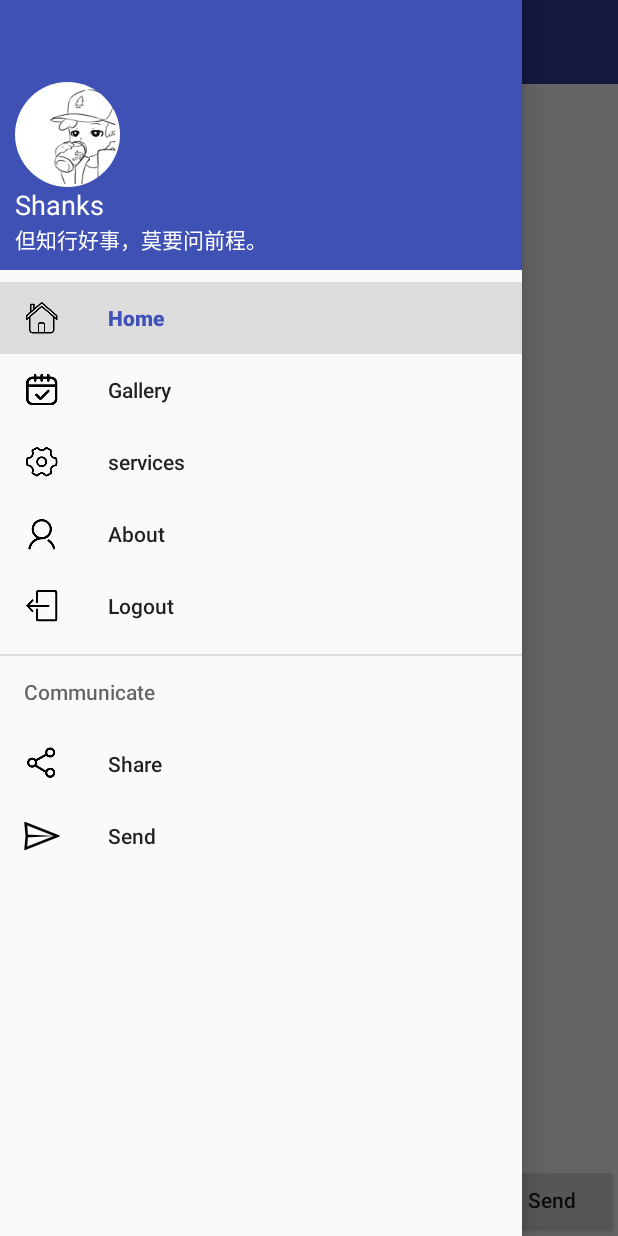
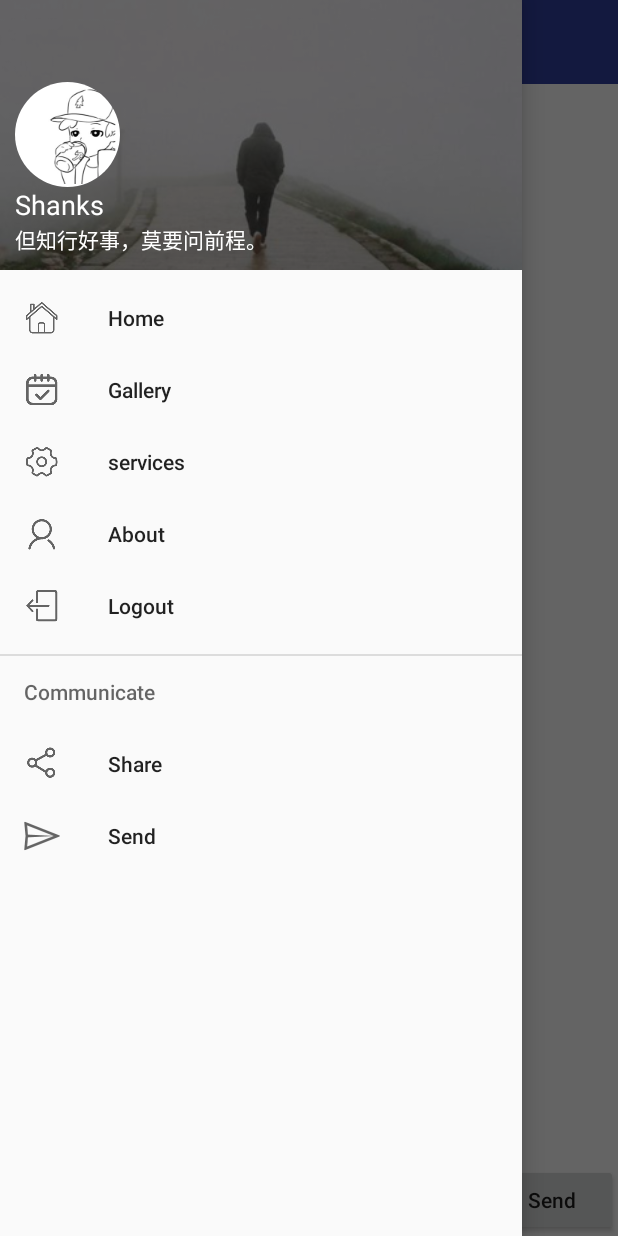
Before and after one commit to Shanks07/robot, an Android app: the screen it shows after launch (MainActivity), with the side drawer open, on a phone screen of 412 x 824 dp. Run offline under Robolectric (Android 15) with nearby library versions, the phone set to English and light mode, and no system bars; our stand-ins replace CircleImageView.

Commit message:
侧边栏头部背景的实现

```diff
--- a/app/src/main/java/com/qiyu/robot/MainActivity.java
+++ b/app/src/main/java/com/qiyu/robot/MainActivity.java
@@ -8,16 +8,25 @@ import android.support.v4.widget.DrawerLayout;
 import android.support.v7.app.AppCompatActivity;
 import android.support.v7.widget.LinearLayoutManager;
 import android.support.v7.widget.RecyclerView;
+import android.text.TextUtils;
 import android.view.MenuItem;
 import android.view.View;
 import android.widget.Button;
 import android.widget.EditText;
+import android.widget.Toast;
 
 import com.qiyu.robot.Adapter.MsgAdapter;
 import com.qiyu.robot.Bean.User;
+import com.qiyu.robot.util.HttpUtil;
+import com.qiyu.robot.util.Utility;
 
+import java.io.IOException;
 import java.util.ArrayList;
 import java.util.List;
+
+import okhttp3.Call;
+import okhttp3.Callback;
+import okhttp3.Response;
 
 public class MainActivity extends AppCompatActivity {
 
@@ -66,8 +75,8 @@ public class MainActivity extends AppCompatActivity {
             }
         });
 
-        navView.setItemIconTintList(null);
-        navView.setCheckedItem(R.id.nav_home);
+//        navView.setItemIconTintList(null);
+//        navView.setCheckedItem(R.id.nav_home);
         navView.setNavigationItemSelectedListener(new NavigationView.OnNavigationItemSelectedListener() {
             @Override
             public boolean onNavigationItemSelected(@NonNull MenuItem item) {
@@ -90,7 +99,7 @@ public class MainActivity extends AppCompatActivity {
                     msgRecyclerView.scrollToPosition(msgList.size() - 1);//定位到最后一行
                     inputText.setText("");//清空输入框
 
-                    /*HttpUtil.sendOkHttpRequest("http://www.tuling123.com/openapi/api", content,new Callback() {
+                    HttpUtil.sendOkHttpRequest("http://www.tuling123.com/openapi/api", content,new Callback() {
                         @Override
                         public void onFailure(Call call, IOException e) {
                             MainActivity.this.runOnUiThread(new Runnable() {
@@ -117,7 +126,7 @@ public class MainActivity extends AppCompatActivity {
                                 });
                             }
                         }
-                    });*/
+                    });
                 }
 
             }
--- a/app/src/main/res/layout/nav_header.xml
+++ b/app/src/main/res/layout/nav_header.xml
@@ -1,8 +1,18 @@
 <?xml version="1.0" encoding="utf-8"?>
-<RelativeLayout xmlns:android="http://schemas.android.com/apk/res/android"
+<FrameLayout xmlns:android="http://schemas.android.com/apk/res/android"
+             android:layout_width="match_parent"
+             android:layout_height="180dp">
+
+    <ImageView
+        android:layout_width="match_parent"
+        android:layout_height="match_parent"
+        android:src="@drawable/headlayout_img"
+        android:scaleType="centerCrop"/>
+
+    <RelativeLayout
         android:layout_width="match_parent"
         android:layout_height="180dp"
-                android:background="?attr/colorPrimary"
+        android:background="#8000"
         android:padding="10dp">
 
         <de.hdodenhof.circleimageview.CircleImageView
@@ -24,12 +34,12 @@
 
         <TextView
             android:id="@+id/userinfo"
+            android:layout_width="wrap_content"
+            android:layout_height="wrap_content"
+            android:layout_alignParentBottom="true"
             android:text="但知行好事，莫要问前程。"
-        android:layout_alignParentBottom="true"
             android:textColor="#fff"
-        android:textSize="14sp"
-        android:layout_width="wrap_content"
-        android:layout_height="wrap_content"/>
-
+            android:textSize="14sp"/>
 
     </RelativeLayout>
+</FrameLayout>
```
Also changed, not shown: app/src/main/res/drawable-xxhdpi/headlayout_img.jpg (added). Lines whose indentation alone changed are shown as unchanged.
